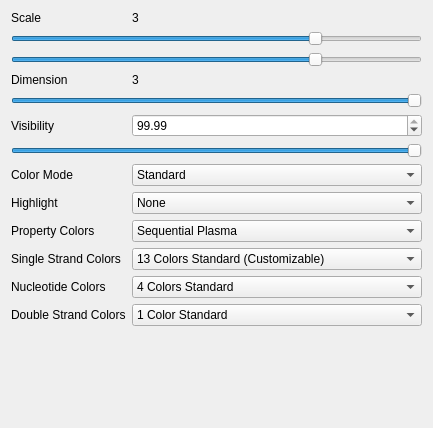
edellano/Adenita-SAMSON-Edition, file AdenitaCoreSE/form/SEAdenitaVisualModelProperties.ui: the form before one commit.
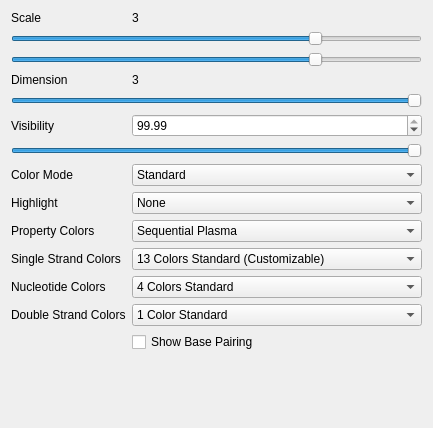
The form after the commit.

Commit message: checkbox for displaying base pairing

What changed in the file:
```diff
--- a/AdenitaCoreSE/form/SEAdenitaVisualModelProperties.ui
+++ b/AdenitaCoreSE/form/SEAdenitaVisualModelProperties.ui
@@ -315,6 +315,13 @@
        </item>
       </widget>
      </item>
+     <item row="13" column="1">
+      <widget class="QCheckBox" name="chbShowBasePairing">
+       <property name="text">
+        <string>Show Base Pairing</string>
+       </property>
+      </widget>
+     </item>
     </layout>
    </item>
   </layout>
```
Left out of the diff: 17 changed lines with no effect on the pictures. The commit also changes 4 other files.
